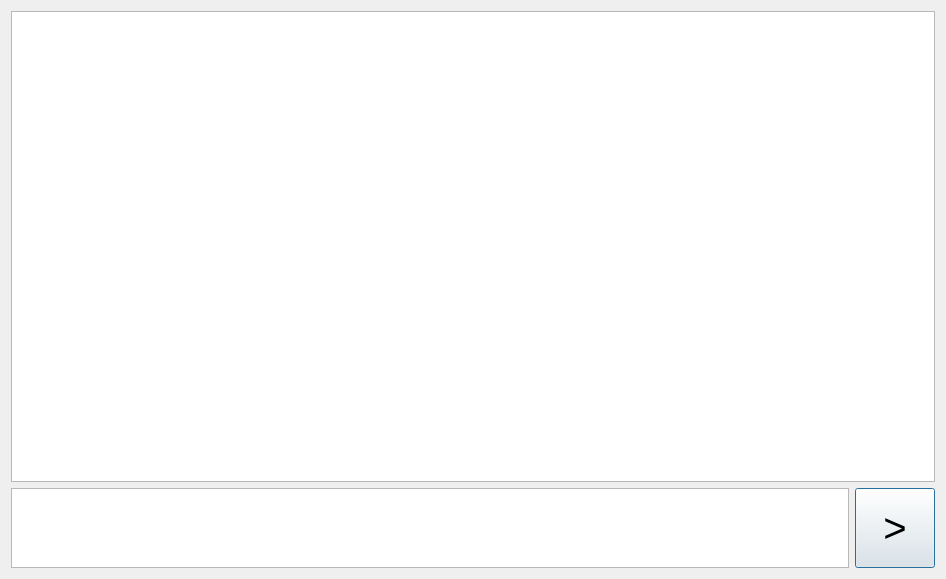
The window that GUI_UIs/ui_ai_chat.ui (ccbogel/QualCoder) describes before a commit, drawn with Qt 5.
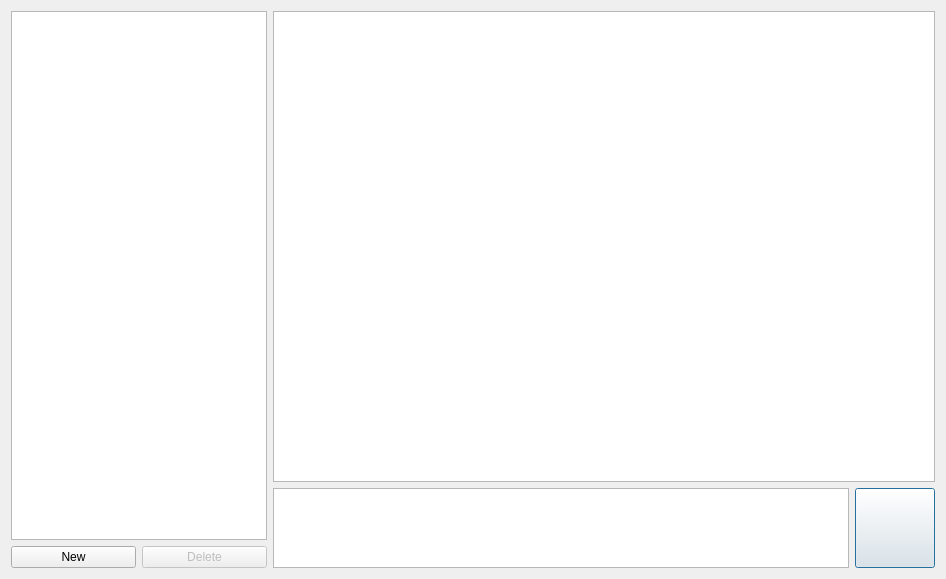
The same window after the commit.

Commit message: Reworked AI search and chat - unfinished

```diff
--- a/GUI_UIs/ui_ai_chat.ui
+++ b/GUI_UIs/ui_ai_chat.ui
@@ -20,49 +20,27 @@
    <string>AI Chat</string>
   </property>
   <layout class="QGridLayout" name="gridLayout">
-   <item row="1" column="1">
-    <widget class="QPushButton" name="pushButton_question">
+   <item row="0" column="1">
+    <widget class="QWidget" name="widget_chat" native="true">
      <property name="sizePolicy">
-      <sizepolicy hsizetype="Minimum" vsizetype="Preferred">
+      <sizepolicy hsizetype="Expanding" vsizetype="Expanding">
        <horstretch>0</horstretch>
        <verstretch>0</verstretch>
       </sizepolicy>
      </property>
-     <property name="font">
-      <font>
-       <pointsize>30</pointsize>
-      </font>
-     </property>
-     <property name="text">
-      <string>&gt;</string>
-     </property>
-     <property name="flat">
-      <bool>false</bool>
-     </property>
-    </widget>
-   </item>
-   <item row="1" column="0">
-    <widget class="QPlainTextEdit" name="plainTextEdit_question">
-     <property name="sizePolicy">
-      <sizepolicy hsizetype="Expanding" vsizetype="Fixed">
-       <horstretch>0</horstretch>
-       <verstretch>0</verstretch>
-      </sizepolicy>
-     </property>
-     <property name="maximumSize">
-      <size>
-       <width>16777215</width>
-       <height>80</height>
-      </size>
-     </property>
-     <property name="plainText">
-      <string/>
-     </property>
-     <property name="placeholderText">
-      <string/>
-     </property>
-    </widget>
-   </item>
+     <layout class="QGridLayout" name="gridLayout_2">
+      <property name="leftMargin">
+       <number>0</number>
+      </property>
+      <property name="topMargin">
+       <number>0</number>
+      </property>
+      <property name="rightMargin">
+       <number>0</number>
+      </property>
+      <property name="bottomMargin">
+       <number>0</number>
+      </property>
    <item row="0" column="0" colspan="2">
     <widget class="QScrollArea" name="scrollArea_ai_output">
      <property name="styleSheet">
@@ -76,7 +54,7 @@
        <rect>
         <x>0</x>
         <y>0</y>
-        <width>926</width>
+           <width>664</width>
         <height>473</height>
        </rect>
       </property>
@@ -85,13 +63,13 @@
       </property>
       <layout class="QVBoxLayout" name="verticalLayout">
        <property name="leftMargin">
-        <number>6</number>
+           <number>30</number>
        </property>
        <property name="topMargin">
         <number>6</number>
        </property>
        <property name="rightMargin">
-        <number>6</number>
+           <number>30</number>
        </property>
        <property name="bottomMargin">
         <number>6</number>
@@ -144,6 +122,136 @@
        </item>
       </layout>
      </widget>
+       </widget>
+      </item>
+      <item row="1" column="0">
+       <widget class="QPlainTextEdit" name="plainTextEdit_question">
+        <property name="sizePolicy">
+         <sizepolicy hsizetype="Expanding" vsizetype="Fixed">
+          <horstretch>0</horstretch>
+          <verstretch>0</verstretch>
+         </sizepolicy>
+        </property>
+        <property name="maximumSize">
+         <size>
+          <width>16777215</width>
+          <height>80</height>
+         </size>
+        </property>
+        <property name="plainText">
+         <string/>
+        </property>
+        <property name="placeholderText">
+         <string/>
+        </property>
+       </widget>
+      </item>
+      <item row="1" column="1">
+       <widget class="QPushButton" name="pushButton_question">
+        <property name="sizePolicy">
+         <sizepolicy hsizetype="Fixed" vsizetype="Preferred">
+          <horstretch>0</horstretch>
+          <verstretch>0</verstretch>
+         </sizepolicy>
+        </property>
+        <property name="minimumSize">
+         <size>
+          <width>80</width>
+          <height>0</height>
+         </size>
+        </property>
+        <property name="maximumSize">
+         <size>
+          <width>80</width>
+          <height>16777215</height>
+         </size>
+        </property>
+        <property name="font">
+         <font>
+          <pointsize>30</pointsize>
+         </font>
+        </property>
+        <property name="text">
+         <string/>
+        </property>
+        <property name="iconSize">
+         <size>
+          <width>32</width>
+          <height>32</height>
+         </size>
+        </property>
+        <property name="shortcut">
+         <string/>
+        </property>
+        <property name="flat">
+         <bool>false</bool>
+        </property>
+       </widget>
+      </item>
+     </layout>
+    </widget>
+   </item>
+   <item row="0" column="0">
+    <widget class="QWidget" name="widget_left" native="true">
+     <layout class="QVBoxLayout" name="verticalLayout_2">
+      <property name="leftMargin">
+       <number>0</number>
+      </property>
+      <property name="topMargin">
+       <number>0</number>
+      </property>
+      <property name="rightMargin">
+       <number>0</number>
+      </property>
+      <property name="bottomMargin">
+       <number>0</number>
+      </property>
+      <item>
+       <widget class="QListWidget" name="listWidget_chat_list">
+        <property name="sizePolicy">
+         <sizepolicy hsizetype="Fixed" vsizetype="Expanding">
+          <horstretch>0</horstretch>
+          <verstretch>0</verstretch>
+         </sizepolicy>
+        </property>
+       </widget>
+      </item>
+      <item>
+       <widget class="QWidget" name="widget_left_buttons" native="true">
+        <layout class="QHBoxLayout" name="horizontalLayout">
+         <property name="leftMargin">
+          <number>0</number>
+         </property>
+         <property name="topMargin">
+          <number>0</number>
+         </property>
+         <property name="rightMargin">
+          <number>0</number>
+         </property>
+         <property name="bottomMargin">
+          <number>0</number>
+         </property>
+         <item>
+          <widget class="QPushButton" name="pushButton_new_analysis">
+           <property name="text">
+            <string>New</string>
+           </property>
+          </widget>
+         </item>
+         <item>
+          <widget class="QPushButton" name="pushButton_delete">
+           <property name="enabled">
+            <bool>false</bool>
+           </property>
+           <property name="text">
+            <string>Delete</string>
+           </property>
+          </widget>
+         </item>
+        </layout>
+       </widget>
+      </item>
+     </layout>
     </widget>
    </item>
   </layout>
```
Lines whose indentation alone changed are shown as unchanged. The commit also changes 31 other files.
